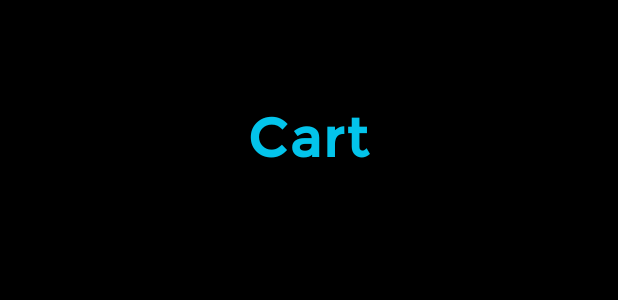
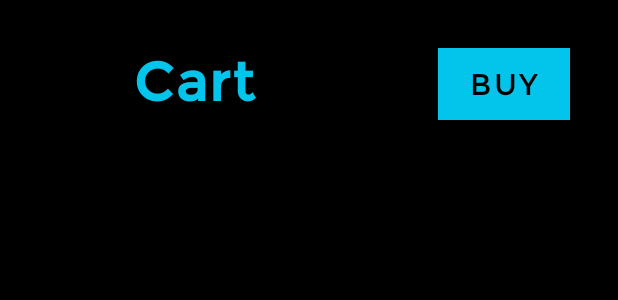
Before and after one commit to MarcLopezMacias/M13Project, an Android app: the layout fragment_cart.xml on its own in the app's theme, with its tools: preview values and no code run, on a phone screen of 412 x 824 dp. Shown: the top 300 px of the screen. Run offline under Robolectric (Android 15) with nearby library versions, the phone set to English and light mode, and no system bars.

Commit message:
Startin PayPal Integration
+ changes that come along

```diff
--- a/app/build.gradle
+++ b/app/build.gradle
@@ -42,7 +42,10 @@ dependencies {
     implementation 'androidx.navigation:navigation-ui:2.3.5'
 
     implementation 'com.google.android.material:material:1.3.0'
-    implementation 'com.google.android.material:material:1.4.0-alpha02'
+    implementation 'com.google.android.material:material:1.4.0-beta01'
+
+    implementation('com.paypal.sdk:paypal-android-sdk:2.16.0')
+
 
 
 }
--- a/app/src/main/java/cat/itb/m13project/ConstantVariables.java
+++ b/app/src/main/java/cat/itb/m13project/ConstantVariables.java
@@ -6,5 +6,8 @@ public class ConstantVariables {
     public static final String PROFILE = "Profile";
     public static final String CART = "Cart";
 
+    public static final double IVA = 0.21;
+    public static final String CURRENCY = "EUR";
+
 
 }
--- a/app/src/main/java/cat/itb/m13project/Fragments/HomeFragment.java
+++ b/app/src/main/java/cat/itb/m13project/Fragments/HomeFragment.java
@@ -25,6 +25,7 @@ import com.google.android.material.navigation.NavigationView;
 
 import cat.itb.m13project.R;
 import cat.itb.m13project.adapters.ShopItemAdapter;
+import cat.itb.m13project.pojo.Cart;
 
 import static cat.itb.m13project.ConstantVariables.CART;
 import static cat.itb.m13project.ConstantVariables.PROFILE;
--- a/app/src/main/java/cat/itb/m13project/adapters/CartItemAdapter.java
+++ b/app/src/main/java/cat/itb/m13project/adapters/CartItemAdapter.java
@@ -6,7 +6,7 @@ import android.view.ViewGroup;
 import androidx.annotation.NonNull;
 import androidx.recyclerview.widget.RecyclerView;
 
-import cat.itb.m13project.pojo.Item;
+import cat.itb.m13project.pojo.CartItem;
 
 
 public class CartItemAdapter extends RecyclerView.Adapter<CartItemAdapter.CartItemViewHolder> implements View.OnClickListener {
--- a/app/src/main/java/cat/itb/m13project/adapters/ShopItemAdapter.java
+++ b/app/src/main/java/cat/itb/m13project/adapters/ShopItemAdapter.java
@@ -10,7 +10,7 @@ import androidx.annotation.NonNull;
 import androidx.recyclerview.widget.RecyclerView;
 
 import cat.itb.m13project.R;
-import cat.itb.m13project.pojo.Item;
+import cat.itb.m13project.pojo.CartItem;
 
 public class ShopItemAdapter extends RecyclerView.Adapter<ShopItemAdapter.ShopItemViewHolder> implements View.OnClickListener {
 
--- a/app/src/main/res/layout/fragment_cart.xml
+++ b/app/src/main/res/layout/fragment_cart.xml
@@ -1,5 +1,6 @@
 <?xml version="1.0" encoding="utf-8"?>
-<RelativeLayout xmlns:android="http://schemas.android.com/apk/res/android"
+<androidx.constraintlayout.widget.ConstraintLayout xmlns:android="http://schemas.android.com/apk/res/android"
+    xmlns:app="http://schemas.android.com/apk/res-auto"
     xmlns:tools="http://schemas.android.com/tools"
     android:layout_width="match_parent"
     android:layout_height="match_parent"
@@ -7,19 +8,48 @@
     tools:context=".Fragments.CartFragment">
 
     <TextView
+        android:id="@+id/textView"
         style="@style/biggestText"
         android:layout_width="wrap_content"
         android:layout_height="wrap_content"
         android:layout_alignParentTop="true"
         android:layout_centerHorizontal="true"
-        android:layout_marginTop="69dp"
+
+        android:layout_marginStart="32dp"
+        android:layout_marginLeft="32dp"
+        android:layout_marginTop="32dp"
+        android:layout_marginEnd="64dp"
+        android:layout_marginRight="64dp"
         android:text="@string/cart"
-
-        />
+        app:layout_constraintEnd_toStartOf="@+id/buyButton"
+        app:layout_constraintStart_toStartOf="parent"
+        app:layout_constraintTop_toTopOf="parent" />
 
     <androidx.recyclerview.widget.RecyclerView
         android:id="@+id/cartRecyclerView"
         android:layout_width="match_parent"
-        android:layout_height="wrap_content" />
+        android:layout_height="wrap_content"
+        android:layout_marginStart="8dp"
+        android:layout_marginLeft="8dp"
+        android:layout_marginTop="32dp"
+        android:layout_marginEnd="8dp"
+        android:layout_marginRight="8dp"
+        app:layout_constraintEnd_toEndOf="parent"
+        app:layout_constraintStart_toStartOf="parent"
+        app:layout_constraintTop_toBottomOf="@+id/textView" />
 
-</RelativeLayout>
+    <com.google.android.material.button.MaterialButton
+        android:id="@+id/buyButton"
+        style="@style/TextButton"
+        android:layout_width="wrap_content"
+        android:layout_height="wrap_content"
+        android:layout_marginTop="32dp"
+        android:layout_marginEnd="32dp"
+        android:layout_marginRight="32dp"
+        android:text="@string/buy"
+        app:layout_constraintEnd_toEndOf="parent"
+        app:layout_constraintTop_toTopOf="parent" />
+
+
+
+</androidx.constraintlayout.widget.ConstraintLayout>
--- a/app/src/main/res/values/strings.xml
+++ b/app/src/main/res/values/strings.xml
@@ -233,6 +233,7 @@
     <string name="edit_profile">EDIT PROFILE</string>
     <string name="delete_account">Delete Account</string>
     <string name="update_products">Update Products</string>
+    <string name="buy">BUY</string>
 
 
 </resources>
```
Also changed, not shown: app/src/main/AndroidManifest.xml (+9 -0 lines), app/src/main/java/cat/itb/m13project/Fragments/WelcomeFragment.java (+14 -0 lines), app/src/main/java/cat/itb/m13project/MainActivity.java (+0 -14 lines), app/src/main/java/cat/itb/m13project/payment/PayPalAPI.java (added, +312 -0 lines), app/src/main/java/cat/itb/m13project/pojo/Cart.java (added, +49 -0 lines), app/src/main/java/cat/itb/m13project/pojo/CartItem.java (added, +63 -0 lines), app/src/main/java/cat/itb/m13project/pojo/Item.java (deleted, +0 -46 lines), build.gradle (+7 -0 lines).
